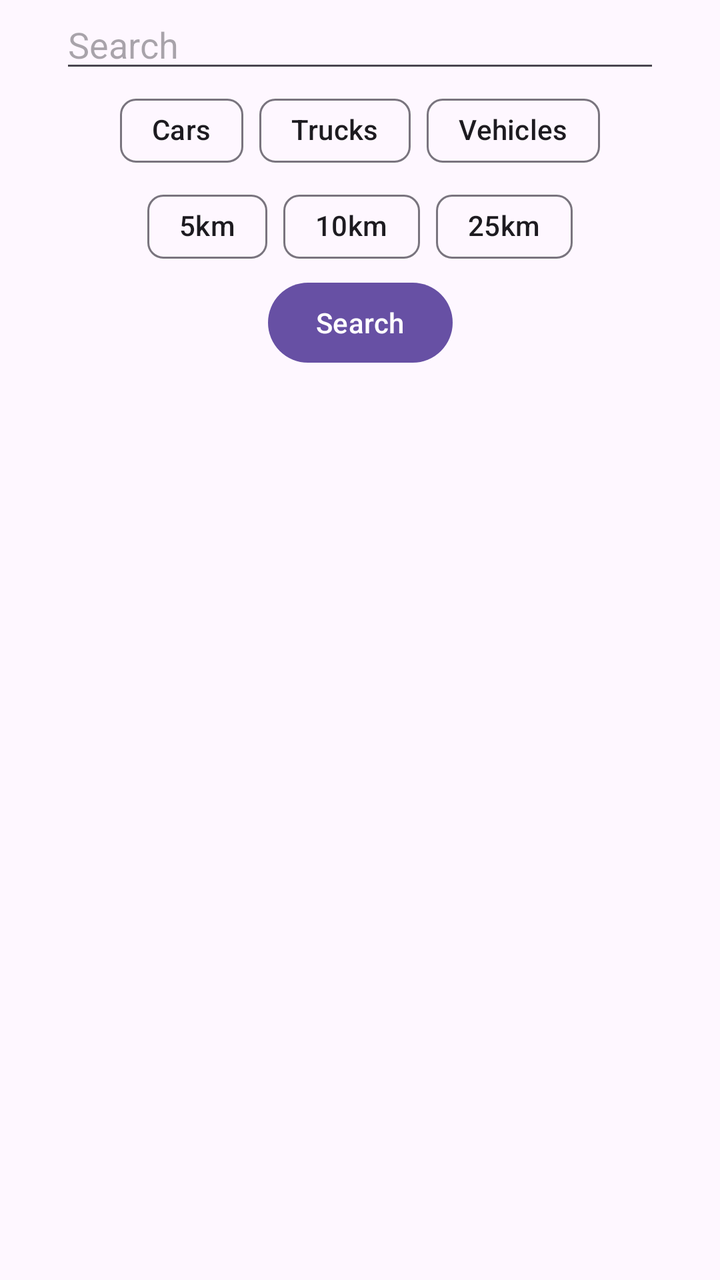
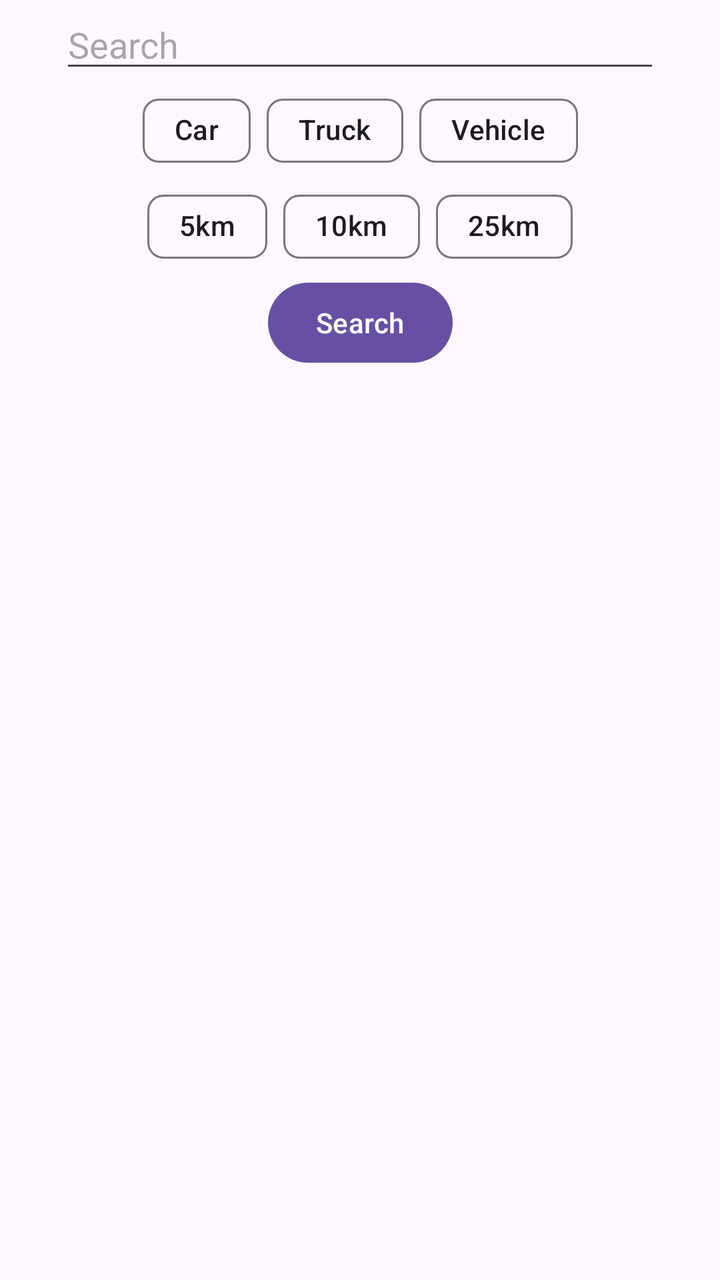

An Android layout rendered at two revisions. The XML below is the earlier revision; the diff shows what the commit changed to produce the second picture.
<!-- AndroidManifest.xml: application theme Theme._3130_grp8_app -->
<!-- res/layout/activity_product_search.xml -->
<?xml version="1.0" encoding="utf-8"?>
<androidx.constraintlayout.widget.ConstraintLayout xmlns:android="http://schemas.android.com/apk/res/android"
    xmlns:app="http://schemas.android.com/apk/res-auto"
    xmlns:tools="http://schemas.android.com/tools"
    android:id="@+id/productSearchConstraintLayout"
    android:layout_width="match_parent"
    android:layout_height="match_parent">

    <androidx.constraintlayout.widget.ConstraintLayout
        android:id="@+id/resultsConstraintLayout"
        android:layout_width="match_parent"
        android:layout_height="match_parent"
        tools:layout_editor_absoluteX="106dp">

        <androidx.constraintlayout.widget.ConstraintLayout
            android:id="@+id/searchConstraintLayout"
            android:layout_width="300dp"
            android:layout_height="match_parent"
            app:layout_constraintEnd_toEndOf="parent"
            app:layout_constraintStart_toStartOf="parent"
            tools:layout_editor_absoluteY="277dp">

            <EditText
                android:id="@+id/searchEditText"
                android:layout_width="match_parent"
                android:layout_height="wrap_content"
                android:ems="10"
                android:hint="Search"
                android:inputType="text"
                app:layout_constraintTop_toTopOf="parent" />

            <com.google.android.material.chip.ChipGroup
                android:id="@+id/categoryChipGroup"
                android:layout_width="wrap_content"
                android:layout_height="wrap_content"
                app:layout_constraintEnd_toEndOf="parent"
                app:layout_constraintStart_toStartOf="parent"
                app:layout_constraintTop_toBottomOf="@id/searchEditText">

                <com.google.android.material.chip.Chip
                    android:id="@+id/carChip"
                    android:layout_width="wrap_content"
                    android:layout_height="wrap_content"
                    android:checkable="true"
                    android:text="Cars" />

                <com.google.android.material.chip.Chip
                    android:id="@+id/truckChip"
                    android:layout_width="wrap_content"
                    android:layout_height="wrap_content"
                    android:checkable="true"
                    android:text="Trucks" />

                <com.google.android.material.chip.Chip
                    android:id="@+id/vehicleChip"
                    android:layout_width="wrap_content"
                    android:layout_height="wrap_content"
                    android:checkable="true"
                    android:text="Vehicles" />
            </com.google.android.material.chip.ChipGroup>

            <com.google.android.material.chip.ChipGroup
                android:id="@+id/vicinityChipGroup"
                android:layout_width="wrap_content"
                android:layout_height="wrap_content"
                app:layout_constraintEnd_toEndOf="parent"
                app:layout_constraintStart_toStartOf="parent"
                app:layout_constraintTop_toBottomOf="@id/categoryChipGroup">

                <com.google.android.material.chip.Chip
                    android:id="@+id/fiveKilometerChip"
                    android:layout_width="wrap_content"
                    android:layout_height="wrap_content"
                    android:checkable="true"
                    android:text="5km" />

                <com.google.android.material.chip.Chip
                    android:id="@+id/tenKilometerChip"
                    android:layout_width="wrap_content"
                    android:layout_height="wrap_content"
                    android:checkable="true"
                    android:text="10km" />

                <com.google.android.material.chip.Chip
                    android:id="@+id/twentyfiveKilometerChip"
                    android:layout_width="wrap_content"
                    android:layout_height="wrap_content"
                    android:checkable="true"
                    android:text="25km" />
            </com.google.android.material.chip.ChipGroup>

            <Button
                android:id="@+id/searchButton"
                android:layout_width="wrap_content"
                android:layout_height="wrap_content"
                android:text="Search"
                app:layout_constraintEnd_toEndOf="parent"
                app:layout_constraintStart_toStartOf="parent"
                app:layout_constraintTop_toBottomOf="@id/vicinityChipGroup" />

            <ScrollView
                android:id="@+id/SearchResultView"
                android:layout_width="match_parent"
                android:layout_height="match_parent"
                android:layout_marginTop="250dp"
                app:layout_constraintBottom_toBottomOf="parent"
                app:layout_constraintEnd_toEndOf="parent"
                app:layout_constraintHorizontal_bias="1.0"
                app:layout_constraintStart_toStartOf="parent"
                app:layout_constraintTop_toTopOf="@id/searchButton">

                <LinearLayout
                    android:id="@+id/searchResultsLayout"
                    android:layout_width="match_parent"
                    android:layout_height="wrap_content"
                    android:orientation="vertical" />
            </ScrollView>

        </androidx.constraintlayout.widget.ConstraintLayout>


    </androidx.constraintlayout.widget.ConstraintLayout>

</androidx.constraintlayout.widget.ConstraintLayout>
<!-- resources referenced by this layout -->
<resources>
  <style name="Theme._3130_grp8_app" parent="Base.Theme._3130_grp8_app" />
  <style name="Base.Theme._3130_grp8_app" parent="Theme.Material3.DayNight.NoActionBar">
          
          
      </style>
</resources>

<!-- the commit's change to res/layout/activity_product_search.xml (unified diff, before → after) -->
@@ -42,21 +42,21 @@
                     android:layout_width="wrap_content"
                     android:layout_height="wrap_content"
                     android:checkable="true"
-                    android:text="Cars" />
+                    android:text="Car" />
 
                 <com.google.android.material.chip.Chip
                     android:id="@+id/truckChip"
                     android:layout_width="wrap_content"
                     android:layout_height="wrap_content"
                     android:checkable="true"
-                    android:text="Trucks" />
+                    android:text="Truck" />
 
                 <com.google.android.material.chip.Chip
                     android:id="@+id/vehicleChip"
                     android:layout_width="wrap_content"
                     android:layout_height="wrap_content"
                     android:checkable="true"
-                    android:text="Vehicles" />
+                    android:text="Vehicle" />
             </com.google.android.material.chip.ChipGroup>
 
             <com.google.android.material.chip.ChipGroup
